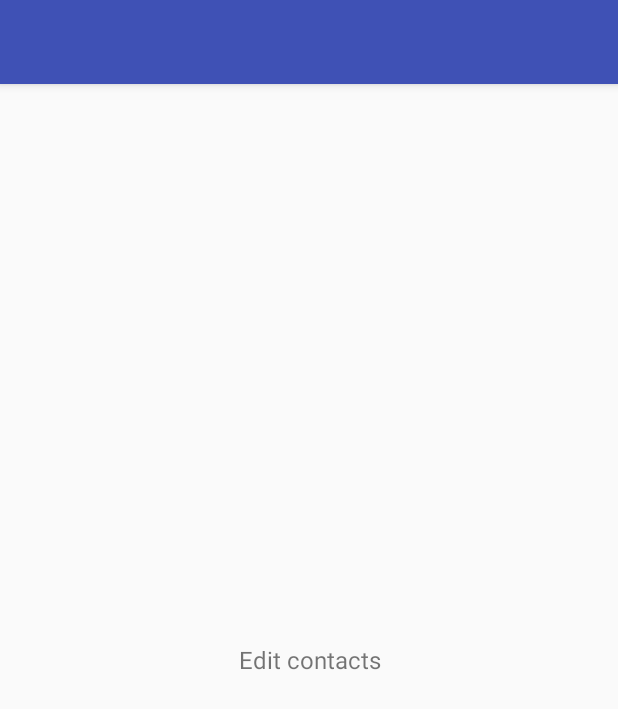
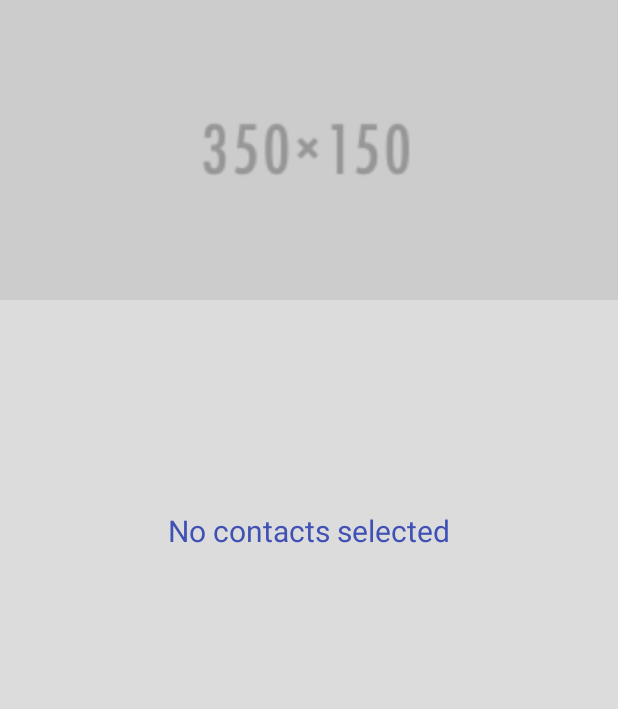
Before and after one commit to hackday-ru/team-21, an Android app: the layout activity_edit_contacts.xml on its own in the app's theme, with its tools: preview values and no code run, on a phone screen of 412 x 824 dp. Shown: the top 709 px of the screen. Run offline under Robolectric (Android 15) with nearby library versions, the phone set to English and light mode, and no system bars.

Commit message:
Parallax for contact list

```diff
--- a/app/build.gradle
+++ b/app/build.gradle
@@ -28,4 +28,6 @@ dependencies {
     compile 'com.android.support:appcompat-v7:23.3.0'
     compile 'com.github.paolorotolo:appintro:3.4.0'
     compile 'com.android.support:support-v4:23.3.0'
+    compile 'com.android.support:design:23.3.0'
+    compile 'com.android.support:recyclerview-v7:23.3.0'
 }
--- /dev/null
+++ b/app/src/main/java/com/epam/safety/ScrollOffBottomBehavior.java
@@ -0,0 +1,50 @@
+package com.epam.safety;
+
+import android.animation.ObjectAnimator;
+import android.content.Context;
+import android.support.design.widget.CoordinatorLayout;
+import android.support.v4.view.ViewCompat;
+import android.util.AttributeSet;
+import android.view.View;
+
+/**
+ * Created by dbychkov on 16.04.16.
+ */
+public class ScrollOffBottomBehavior extends CoordinatorLayout.Behavior<View> {
+
+    public static final int TRANSLATION_MULTIPLIER = 2;
+
+    private int viewHeight;
+    private ObjectAnimator animator;
+
+    public ScrollOffBottomBehavior(Context context, AttributeSet attrs) {
+        super();
+    }
+
+    @Override
+    public boolean onLayoutChild(CoordinatorLayout parent, View child, int layoutDirection) {
+        viewHeight = child.getHeight();
+        return super.onLayoutChild(parent, child, layoutDirection);
+    }
+
+    @Override
+    public void onNestedScroll(CoordinatorLayout coordinatorLayout, View child,
+                               View target, int dxConsumed, int dyConsumed, int dxUnconsumed, int dyUnconsumed) {
+        if(animator == null || !animator.isRunning()){
+            int totalScroll = (dyConsumed + dyUnconsumed);
+            int targetTranslation = totalScroll > 0 ? viewHeight : 0;
+            animator = ObjectAnimator.ofFloat(child, "translationY", targetTranslation * TRANSLATION_MULTIPLIER);
+            animator.start();
+        }
+    }
+
+    @Override
+    public boolean onStartNestedScroll(CoordinatorLayout coordinatorLayout, View child, View directTargetChild, View target, int nestedScrollAxes) {
+
+        return nestedScrollAxes == ViewCompat.SCROLL_AXIS_VERTICAL;
+
+
+    }
+
+
+}
--- a/app/src/main/res/layout/activity_edit_contacts.xml
+++ b/app/src/main/res/layout/activity_edit_contacts.xml
@@ -1,30 +1,98 @@
 <?xml version="1.0" encoding="utf-8"?>
-<RelativeLayout xmlns:android="http://schemas.android.com/apk/res/android"
-    xmlns:tools="http://schemas.android.com/tools"
+<android.support.design.widget.CoordinatorLayout
+    xmlns:android="http://schemas.android.com/apk/res/android"
+    xmlns:app="http://schemas.android.com/apk/res-auto"
+    android:id="@+id/main_content"
     android:layout_width="match_parent"
-    android:layout_height="match_parent"
-    android:gravity="center">
+    android:layout_height="match_parent">
 
-    <android.support.v7.widget.Toolbar
-        android:id="@+id/toolbar"
+    <android.support.design.widget.AppBarLayout
+        android:id="@+id/appbar"
         android:layout_width="match_parent"
-        android:layout_height="?attr/actionBarSize"
-        android:background="?attr/colorPrimary"
-        android:elevation="4dp"
-        tools:ignore="UnusedAttribute" />
+        android:layout_height="wrap_content"
+        android:fitsSystemWindows="true"
+        android:theme="@style/ThemeOverlay.AppCompat.Dark.ActionBar">
 
-    <FrameLayout
+        <android.support.design.widget.CollapsingToolbarLayout
+            android:id="@+id/collapsing_toolbar"
+            android:layout_width="match_parent"
+            android:layout_height="200dp"
+            android:fitsSystemWindows="true"
+            app:contentScrim="?attr/colorPrimary"
+            app:expandedTitleMarginBottom="30dp"
+            app:expandedTitleMarginEnd="0dp"
+            app:expandedTitleMarginStart="50dp"
+            app:expandedTitleTextAppearance="@style/ToolbarTitleExpanded"
+            app:layout_scrollFlags="scroll|exitUntilCollapsed">
+
+            <RelativeLayout
+                android:layout_width="match_parent"
+                android:layout_height="match_parent"
+                android:orientation="vertical">
+
+                <ImageView
+                    android:id="@+id/header_image"
+                    android:layout_width="match_parent"
+                    android:layout_height="match_parent"
+                    android:minHeight="100dp"
+                    android:src="@drawable/placeholder"
+                    android:scaleType="centerCrop"
+                    app:layout_collapseMode="pin"
+                    app:layout_scrollFlags="scroll|enterAlways|enterAlwaysCollapsed" />
+
+
+            </RelativeLayout>
+
+            <android.support.v7.widget.Toolbar
+                android:id="@+id/toolbar"
+                android:layout_width="match_parent"
+                android:layout_height="?attr/actionBarSize"
+                app:layout_collapseMode="pin"
+                app:popupTheme="@style/ThemeOverlay.AppCompat.Light" />
+
+        </android.support.design.widget.CollapsingToolbarLayout>
+
+    </android.support.design.widget.AppBarLayout>
+
+    <com.epam.safety.RecyclerViewWithEmptyView
+        android:id="@+id/list"
         android:layout_width="match_parent"
         android:layout_height="match_parent"
-        android:layout_below="@id/toolbar">
+        android:background="?android:attr/listDivider"
+        android:scrollbars="vertical"
+        app:layout_behavior="@string/appbar_scrolling_view_behavior" />
+
+    <android.support.v4.widget.NestedScrollView
+        android:id="@+id/scroll"
+        android:layout_width="match_parent"
+        android:layout_height="match_parent"
+        android:fillViewport="true"
+        app:layout_behavior="@string/appbar_scrolling_view_behavior">
 
         <TextView
-            android:id="@+id/crossfade_content"
+            android:id="@+id/list_empty"
             android:layout_width="match_parent"
             android:layout_height="match_parent"
-            android:layout_gravity="center"
-            android:gravity="center"
-            android:text="Edit contacts"
-            android:textSize="16sp" />
-    </FrameLayout>
-</RelativeLayout>
+            android:layout_marginTop="140dp"
+            android:gravity="center_horizontal"
+            android:text="No contacts selected"
+            android:textColor="@color/colorPrimary"
+            android:textSize="20sp" />
+
+    </android.support.v4.widget.NestedScrollView>
+
+    <android.support.design.widget.FloatingActionButton
+        android:id="@+id/fab"
+        android:layout_width="wrap_content"
+        android:layout_height="wrap_content"
+        android:layout_gravity="end|bottom"
+        android:layout_marginBottom="20dp"
+        android:layout_marginRight="20dp"
+        android:src="@drawable/ic_add_white_18dp"
+        app:elevation="6dp"
+        android:visibility="gone"
+        app:fabSize="normal"
+        app:layout_behavior="com.epam.safety.ScrollOffBottomBehavior"
+        app:pressedTranslationZ="12dp" />
+
+</android.support.design.widget.CoordinatorLayout>
--- a/app/src/main/res/values/styles.xml
+++ b/app/src/main/res/values/styles.xml
@@ -13,4 +13,9 @@
         <!-- Customize your theme here. -->
         <item name="android:windowTranslucentStatus">true</item>
     </style>
+
+    <style name="ToolbarTitleExpanded">
+        <item name="android:textSize">24sp</item>
+        <item name="android:textColor">@color/white</item>
+    </style>
 </resources>
```
Also changed, not shown: app/src/main/java/com/epam/safety/RecyclerViewWithEmptyView.java (added, +88 -0 lines), app/src/main/res/drawable-hdpi/ic_add_white_18dp.png (added), app/src/main/res/drawable-hdpi/ic_add_white_24dp.png (added), app/src/main/res/drawable-mdpi/ic_add_white_18dp.png (added), app/src/main/res/drawable-mdpi/ic_add_white_24dp.png (added), app/src/main/res/drawable-xhdpi/ic_add_white_18dp.png (added), app/src/main/res/drawable-xhdpi/ic_add_white_24dp.png (added), app/src/main/res/drawable-xxhdpi/ic_add_white_18dp.png (added), app/src/main/res/drawable-xxhdpi/ic_add_white_24dp.png (added), app/src/main/res/drawable-xxxhdpi/ic_add_white_18dp.png (added), app/src/main/res/drawable-xxxhdpi/ic_add_white_24dp.png (added), app/src/main/res/drawable/placeholder.png (added).
